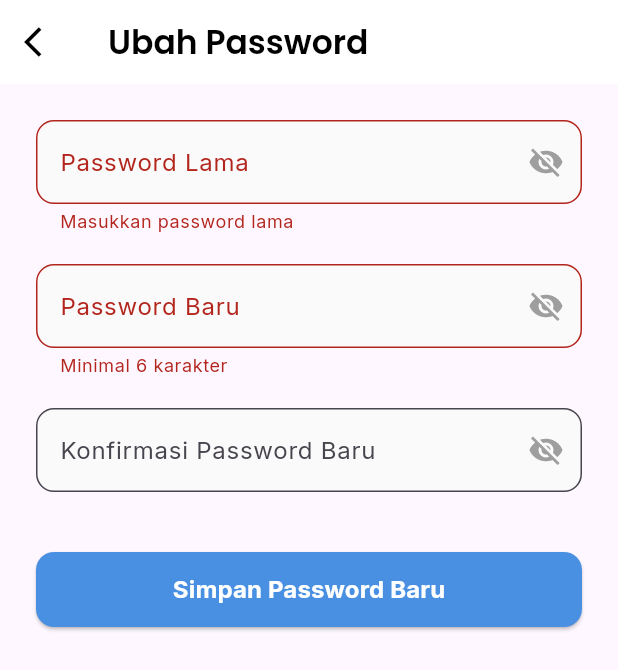
After one commit to Deryl7/StudyTrack, a Flutter app: the ChangePasswordScreen screen opened directly, after a tap on "Simpan Password Baru", on a phone screen of 412 x 824 dp. The commit adds this screen. Shown: the top 670 px of the screen. Run offline on Flutter 3.47's test engine with Material 3 defaults, Android fonts, the phone set to English and light mode, and no system bars; our stand-ins replace cloud_firestore, dotted_border, file_picker, firebase_auth, firebase_core, firebase_messaging and 4 more; missing offline and left inert: extension_google_sign_in_as_googleapis_auth, googleapis; accounts and stored records are empty.

Commit message:
implement change password and forgot password functionality

```diff
--- /dev/null
+++ b/lib/ui/profile/change_password_screen.dart
@@ -0,0 +1,181 @@
+import 'package:flutter/material.dart';
+import 'package:google_fonts/google_fonts.dart';
+import '../../services/auth_service.dart';
+
+class ChangePasswordScreen extends StatefulWidget {
+  const ChangePasswordScreen({super.key});
+
+  @override
+  State<ChangePasswordScreen> createState() => _ChangePasswordScreenState();
+}
+
+class _ChangePasswordScreenState extends State<ChangePasswordScreen> {
+  final _formKey = GlobalKey<FormState>();
+
+  // Controllers
+  final _currentPassController = TextEditingController();
+  final _newPassController = TextEditingController();
+  final _confirmPassController = TextEditingController();
+
+  bool _isLoading = false;
+
+  // Visibility Toggles
+  bool _obscureCurrent = true;
+  bool _obscureNew = true;
+  bool _obscureConfirm = true;
+
+  Future<void> _submitChange() async {
+    if (_formKey.currentState!.validate()) {
+      setState(() => _isLoading = true);
+
+      // Panggil Service
+      String? errorMessage = await AuthService().changePassword(
+        _currentPassController.text,
+        _newPassController.text,
+      );
+
+      setState(() => _isLoading = false);
+
+      if (errorMessage == null) {
+        // SUKSES
+        if (mounted) {
+          ScaffoldMessenger.of(context).showSnackBar(
+            const SnackBar(
+              content: Text("Password berhasil diubah!"),
+              backgroundColor: Colors.green,
+            ),
+          );
+          Navigator.pop(context); // Kembali
+        }
+      } else {
+        // GAGAL
+        if (mounted) {
+          ScaffoldMessenger.of(context).showSnackBar(
+            SnackBar(content: Text(errorMessage), backgroundColor: Colors.red),
+          );
+        }
+      }
+    }
+  }
+
+  @override
+  Widget build(BuildContext context) {
+    return Scaffold(
+      appBar: AppBar(
+        title: Text(
+          "Ubah Password",
+          style: GoogleFonts.poppins(
+            color: Colors.black,
+            fontWeight: FontWeight.w600,
+          ),
+        ),
+        backgroundColor: Colors.white,
+        elevation: 0,
+        leading: IconButton(
+          icon: const Icon(Icons.arrow_back_ios, color: Colors.black),
+          onPressed: () => Navigator.pop(context),
+        ),
+      ),
+      body: SingleChildScrollView(
+        padding: const EdgeInsets.all(24),
+        child: Form(
+          key: _formKey,
+          child: Column(
+            children: [
+              // 1. Password Lama
+              _buildPasswordField(
+                controller: _currentPassController,
+                label: "Password Lama",
+                isObscure: _obscureCurrent,
+                toggleVisibility: () =>
+                    setState(() => _obscureCurrent = !_obscureCurrent),
+                validator: (val) =>
+                    val!.isEmpty ? "Masukkan password lama" : null,
+              ),
+              const SizedBox(height: 20),
+
+              // 2. Password Baru
+              _buildPasswordField(
+                controller: _newPassController,
+                label: "Password Baru",
+                isObscure: _obscureNew,
+                toggleVisibility: () =>
+                    setState(() => _obscureNew = !_obscureNew),
+                validator: (val) =>
+                    val!.length < 6 ? "Minimal 6 karakter" : null,
+              ),
+              const SizedBox(height: 20),
+
+              // 3. Konfirmasi Password
+              _buildPasswordField(
+                controller: _confirmPassController,
+                label: "Konfirmasi Password Baru",
+                isObscure: _obscureConfirm,
+                toggleVisibility: () =>
+                    setState(() => _obscureConfirm = !_obscureConfirm),
+                validator: (val) {
+                  if (val != _newPassController.text)
+                    return "Password tidak sama";
+                  return null;
+                },
+              ),
+              const SizedBox(height: 40),
+
+              // Tombol Simpan
+              SizedBox(
+                width: double.infinity,
+                height: 50,
+                child: ElevatedButton(
+                  style: ElevatedButton.styleFrom(
+                    backgroundColor: Theme.of(context).primaryColor,
+                    shape: RoundedRectangleBorder(
+                      borderRadius: BorderRadius.circular(12),
+                    ),
+                  ),
+                  onPressed: _isLoading ? null : _submitChange,
+                  child: _isLoading
+                      ? const CircularProgressIndicator(color: Colors.white)
+                      : const Text(
+                          "Simpan Password Baru",
+                          style: TextStyle(
+                            fontSize: 16,
+                            fontWeight: FontWeight.bold,
+                            color: Colors.white,
+                          ),
+                        ),
+                ),
+              ),
+            ],
+          ),
+        ),
+      ),
+    );
+  }
+
+  Widget _buildPasswordField({
+    required TextEditingController controller,
+    required String label,
+    required bool isObscure,
+    required VoidCallback toggleVisibility,
+    required String? Function(String?) validator,
+  }) {
+    return TextFormField(
+      controller: controller,
+      obscureText: isObscure,
+      validator: validator,
+      decoration: InputDecoration(
+        labelText: label,
+        border: OutlineInputBorder(borderRadius: BorderRadius.circular(12)),
+        filled: true,
+        fillColor: Colors.grey[50],
+        suffixIcon: IconButton(
+          icon: Icon(
+            isObscure ? Icons.visibility_off : Icons.visibility,
+            color: Colors.grey,
+          ),
+          onPressed: toggleVisibility,
+        ),
+      ),
+    );
+  }
+}
```
Also changed, not shown: lib/services/auth_service.dart (+48 -0 lines), lib/ui/auth/login_page.dart (+82 -0 lines), lib/ui/profile/profile_screen.dart (+14 -0 lines).
